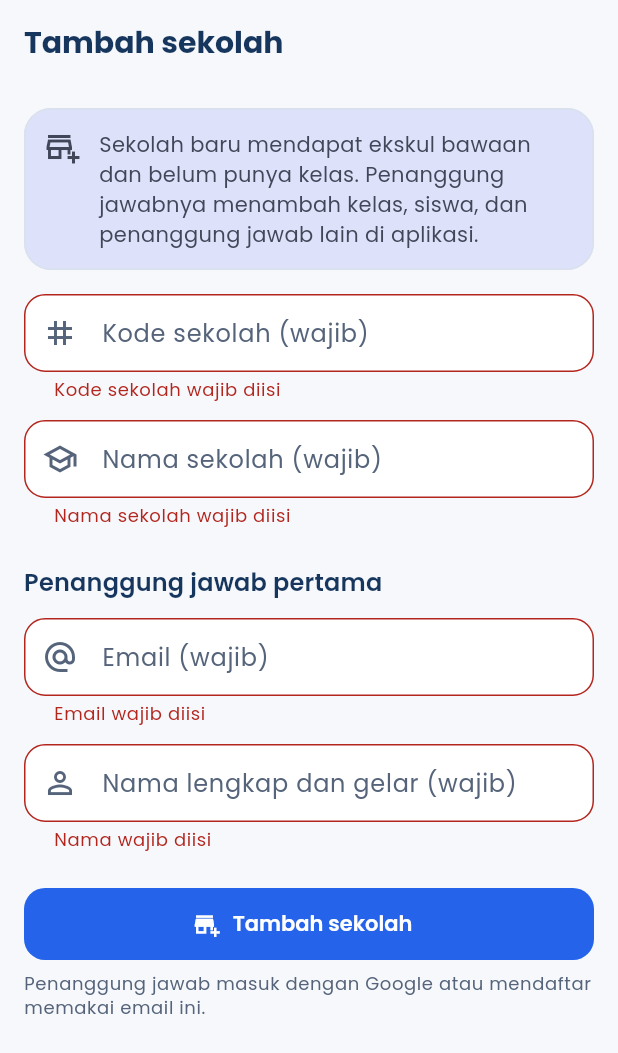
After one commit to khrlanamm/sabusaku, a Flutter app: the AddSchoolScreen screen opened by its route, after a tap on "Tambah sekolah", on a phone screen of 412 x 824 dp. The commit adds this screen. Shown: the top 1053 px of the screen. Run offline on Flutter 3.47's test engine with Material 3 defaults, Android fonts, the phone set to English and light mode, and no system bars; our stand-ins replace cloud_firestore, cloud_functions, csv, file_picker, firebase_auth, firebase_core and 13 more; missing offline and left inert: firebase_app_check; accounts and stored records are empty; generated files the repository leaves out were written again; network calls fail; project files that could hold a hidden picture were left out.

Commit message:
Let the superadmin switch schools and add one in the app
The superadmin claim reaches the session. On the Sekolah tab the school
card shows the code and "Ganti", which lists every school and opens
another one; "Tambah sekolah" registers a school with its first teacher
and offers to open it. The superadmin is left out of the teacher list,
the account header says Superadmin, and the student filter and dashboard
scope reset when the school changes.

```diff
--- a/lib/app/router/app_router.dart
+++ b/lib/app/router/app_router.dart
@@ -30,6 +30,7 @@ import '../../features/student/presentation/journal_history_screen.dart';
 import '../../features/student/presentation/student_home_screen.dart';
 import '../../features/student/presentation/streak_screen.dart';
 import '../../features/student/presentation/student_profile_screen.dart';
+import '../../features/teacher/presentation/add_school_screen.dart';
 import '../../features/teacher/presentation/add_students_screen.dart';
 import '../../features/teacher/presentation/add_teacher_screen.dart';
 import '../../features/teacher/presentation/import_students_screen.dart';
@@ -224,6 +225,10 @@ GoRouter appRouter(Ref ref) {
         builder: (_, _) => const AddTeacherScreen(),
       ),
       GoRoute(
+        path: Routes.teacherAddSchool,
+        builder: (_, _) => const AddSchoolScreen(),
+      ),
+      GoRoute(
         path: '/guru/anggota/:email',
         builder: (_, state) => PendingMemberScreen(
           email: Uri.decodeComponent(state.pathParameters['email']!),
--- a/lib/app/router/routes.dart
+++ b/lib/app/router/routes.dart
@@ -58,6 +58,9 @@ abstract final class Routes {
   static const teacherReports = '/guru/sekolah/laporan';
   static const teacherAddTeacher = '/guru/sekolah/tambah-pj';
 
+  /// Superadmin only; the server refuses anyone else.
+  static const teacherAddSchool = '/guru/sekolah/tambah-sekolah';
+
   // Guru: katalog buku (shared by every school)
   static const teacherBooks = '/guru/buku';
   static const teacherAddBook = '/guru/buku/tambah';
--- a/lib/core/utils/labels.dart
+++ b/lib/core/utils/labels.dart
@@ -66,6 +66,12 @@ String? normalizeExtracurricular(String raw) {
   return label;
 }
 
+/// A school code, also the `schools/{schoolId}` document ID: 3–30 lower-case
+/// letters and digits, e.g. `sman1sukodadi`.
+final _schoolIdPattern = RegExp(r'^[a-z0-9]{3,30}$');
+
+bool isValidSchoolId(String code) => _schoolIdPattern.hasMatch(code);
+
 /// Lower-case, trimmed address. Also the `members/{email}` document ID.
 String normalizeEmail(String raw) => raw.trim().toLowerCase();
 
--- a/lib/features/auth/domain/app_user.dart
+++ b/lib/features/auth/domain/app_user.dart
@@ -50,6 +50,10 @@ abstract class AppUser with _$AppUser {
     /// The version of the terms of use the user accepted; 0 when none.
     /// Written by the `acceptTerms` callable only.
     @Default(0) int termsVersion,
+
+    /// The superadmin's profile in a school they opened. Left out of the
+    /// school's teacher list. Written by Cloud Functions only.
+    @Default(false) bool superadmin,
   }) = _AppUser;
 
   factory AppUser.fromMap(String uid, Map<String, dynamic> data) => AppUser(
@@ -65,6 +69,7 @@ abstract class AppUser with _$AppUser {
     photoUrl: data['photoUrl'] as String?,
     active: data['status'] != 'removed',
     termsVersion: (data['termsVersion'] as num?)?.toInt() ?? 0,
+    superadmin: data['superadmin'] == true,
   );
 
   /// Name and, for a student, class are required before using the app.
--- a/lib/features/auth/domain/session.dart
+++ b/lib/features/auth/domain/session.dart
@@ -26,6 +26,10 @@ abstract class Session with _$Session {
 
     /// The photo of the linked Google account, if any.
     String? googlePhotoUrl,
+
+    /// The superadmin (`superadmin` claim): a teacher of the school they
+    /// have open, who can switch to any school and add schools.
+    @Default(false) bool superadmin,
   }) = _Session;
 
   /// Sent to the terms of use before anything else, even "Lengkapi akun":
--- a/lib/features/auth/presentation/account_section.dart
+++ b/lib/features/auth/presentation/account_section.dart
@@ -86,7 +86,7 @@ class AccountHeader extends ConsumerWidget {
                   Text(profile.email, style: muted),
                   Text(
                     [
-                      session.role.label,
+                      session.superadmin ? 'Superadmin' : session.role.label,
                       if (school != null) school.name,
                     ].join(' · '),
                     style: muted,
--- /dev/null
+++ b/lib/features/teacher/presentation/add_school_screen.dart
@@ -0,0 +1,219 @@
+import 'package:flutter/material.dart';
+import 'package:flutter/services.dart';
+import 'package:flutter_riverpod/flutter_riverpod.dart';
+
+import '../../../core/models/school.dart';
+import '../../../core/utils/labels.dart';
+import '../../../core/widgets/dialogs.dart';
+import '../data/superadmin_repository.dart';
+import 'school_picker_sheet.dart';
+import 'student_form.dart';
+
+/// The superadmin registers a school with its first penanggung jawab. The
+/// school starts with the default extracurriculars and no classes; its
+/// teachers add the rest in the Sekolah tab.
+class AddSchoolScreen extends ConsumerStatefulWidget {
+  const AddSchoolScreen({super.key});
+
+  @override
+  ConsumerState<AddSchoolScreen> createState() => _AddSchoolScreenState();
+}
+
+class _AddSchoolScreenState extends ConsumerState<AddSchoolScreen> {
+  final _formKey = GlobalKey<FormState>();
+  final _code = TextEditingController();
+  final _name = TextEditingController();
+  final _teacherName = TextEditingController();
+  final _teacherEmail = TextEditingController();
+
+  @override
+  void dispose() {
+    _code.dispose();
+    _name.dispose();
+    _teacherName.dispose();
+    _teacherEmail.dispose();
+    super.dispose();
+  }
+
+  static String _collapse(String value) =>
+      value.trim().replaceAll(RegExp(r'\s+'), ' ');
+
+  String? _validateCode(String? value) {
+    final code = (value ?? '').trim();
+    if (code.isEmpty) return 'Kode sekolah wajib diisi';
+    if (!isValidSchoolId(code)) {
+      return '3–30 huruf kecil dan angka, tanpa spasi';
+    }
+    return null;
+  }
+
+  String? _validateName(String? value) {
+    final name = _collapse(value ?? '');
+    if (name.isEmpty) return 'Nama sekolah wajib diisi';
+    if (name.length < 3 || name.length > 100) return 'Nama 3–100 karakter';
+    return null;
+  }
+
+  String? _validateEmail(String? value) {
+    final email = normalizeEmail(value ?? '');
+    if (email.isEmpty) return 'Email wajib diisi';
+    if (!isValidEmail(email)) return 'Email tidak valid';
+    return null;
+  }
+
+  Future<void> _submit() async {
+    if (!_formKey.currentState!.validate()) return;
+    FocusScope.of(context).unfocus();
+    final code = _code.text.trim();
+    final name = _collapse(_name.text);
+    final teacherName = _collapse(_teacherName.text);
+    final teacherEmail = normalizeEmail(_teacherEmail.text);
+    final joined = await runWithProgress(
+      context,
+      () => ref
+          .read(superadminRepositoryProvider)
+          .addSchool(
+            code: code,
+            name: name,
+            teacherName: teacherName,
+            teacherEmail: teacherEmail,
+          ),
+    );
+    if (joined == null || !mounted) return;
+
+    final open = await showConfirmDialog(
+      context,
+      title: '$name dibuat',
+      message: joined
+          ? '$teacherName sudah bergabung sebagai penanggung jawab. Buka '
+                'sekolah ini sekarang untuk menambah kelas?'
+          : 'Minta $teacherName masuk dengan $teacherEmail. Buka sekolah ini '
+                'sekarang untuk menambah kelas?',
+      confirmLabel: 'Buka',
+      cancelLabel: 'Nanti',
+    );
+    if (!mounted) return;
+    if (open) await openSchool(context, ref, School(id: code, name: name));
+    if (mounted) Navigator.of(context).pop();
+  }
+
+  @override
+  Widget build(BuildContext context) {
+    final theme = Theme.of(context);
+    final scheme = theme.colorScheme;
+    return Scaffold(
+      appBar: AppBar(title: const Text('Tambah sekolah')),
+      body: SafeArea(
+        child: Form(
+          key: _formKey,
+          child: ListView(
+            padding: const EdgeInsets.all(16),
+            children: [
+              Card(
+                color: scheme.secondaryContainer,
+                child: Padding(
+                  padding: const EdgeInsets.all(14),
+                  child: Row(
+                    crossAxisAlignment: CrossAxisAlignment.start,
+                    children: [
+                      Icon(
+                        Icons.add_business_outlined,
+                        color: scheme.onSecondaryContainer,
+                      ),
+                      const SizedBox(width: 12),
+                      Expanded(
+                        child: Text(
+                          'Sekolah baru mendapat ekskul bawaan dan belum punya '
+                          'kelas. Penanggung jawabnya menambah kelas, siswa, '
+                          'dan penanggung jawab lain di aplikasi.',
+                          style: theme.textTheme.bodyMedium?.copyWith(
+                            color: scheme.onSecondaryContainer,
+                          ),
+                        ),
+                      ),
+                    ],
+                  ),
+                ),
+              ),
+              const SizedBox(height: 16),
+              TextFormField(
+                key: const Key('add-school-code'),
+                controller: _code,
+                autocorrect: false,
+                enableSuggestions: false,
+                inputFormatters: [
+                  FilteringTextInputFormatter.deny(RegExp(r'\s')),
+                  TextInputFormatter.withFunction(
+                    (_, next) => next.copyWith(text: next.text.toLowerCase()),
+                  ),
+                ],
+                decoration: const InputDecoration(
+                  labelText: 'Kode sekolah (wajib)',
+                  helperText: 'Contoh: sman1sukodadi. Tidak bisa diubah.',
+                  prefixIcon: Icon(Icons.tag),
+                ),
+                validator: _validateCode,
+              ),
+              const SizedBox(height: 12),
+              TextFormField(
+                key: const Key('add-school-name'),
+                controller: _name,
+                textCapitalization: TextCapitalization.words,
+                decoration: const InputDecoration(
+                  labelText: 'Nama sekolah (wajib)',
+                  hintText: 'SMA Negeri 1 Sukodadi',
+                  prefixIcon: Icon(Icons.school_outlined),
+                ),
+                validator: _validateName,
+              ),
+              const SizedBox(height: 24),
+              Text(
+                'Penanggung jawab pertama',
+                style: theme.textTheme.titleMedium,
+              ),
+              const SizedBox(height: 12),
+              TextFormField(
+                key: const Key('add-school-teacher-email'),
+                controller: _teacherEmail,
+                keyboardType: TextInputType.emailAddress,
+                autocorrect: false,
+                enableSuggestions: false,
+                decoration: const InputDecoration(
+                  labelText: 'Email (wajib)',
+                  prefixIcon: Icon(Icons.alternate_email),
+                ),
+                validator: _validateEmail,
+              ),
+              const SizedBox(height: 12),
+              TextFormField(
+                key: const Key('add-school-teacher-name'),
+                controller: _teacherName,
+                textCapitalization: TextCapitalization.words,
+                decoration: const InputDecoration(
+                  labelText: 'Nama lengkap dan gelar (wajib)',
+                  prefixIcon: Icon(Icons.person_outline),
+                ),
+                validator: validateStudentName,
+              ),
+              const SizedBox(height: 24),
+              FilledButton.icon(
+                key: const Key('add-school-submit'),
+                onPressed: _submit,
+                icon: const Icon(Icons.add_business),
+                label: const Text('Tambah sekolah'),
+              ),
+              const SizedBox(height: 8),
+              Text(
+                'Penanggung jawab masuk dengan Google atau mendaftar memakai '
+                'email ini.',
+                style: theme.textTheme.bodySmall?.copyWith(
+                  color: scheme.onSurfaceVariant,
+                ),
+              ),
+            ],
+          ),
+        ),
+      ),
+    );
+  }
+}
```
Also changed, not shown: lib/features/auth/data/auth_repository.dart (+12 -3 lines), lib/features/teacher/data/superadmin_repository.dart (added, +92 -0 lines), lib/features/teacher/data/teacher_repository.dart (+12 -6 lines), lib/features/teacher/presentation/school_picker_sheet.dart (added, +126 -0 lines), lib/features/teacher/presentation/school_screen.dart (+15 -1 lines), lib/app/router/app_router.g.dart, lib/features/auth/domain/app_user.freezed.dart, lib/features/auth/domain/session.freezed.dart, lib/features/teacher/data/superadmin_repository.g.dart (added), lib/features/teacher/data/teacher_repository.g.dart, 1 other file.
